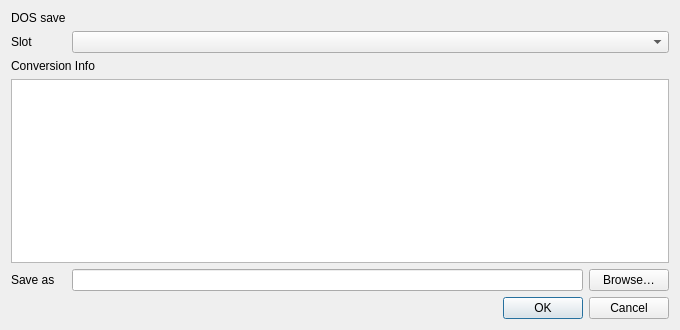
The window that editor/dosimport.ui (malcyon/wish) describes before a commit, drawn with Qt 5.
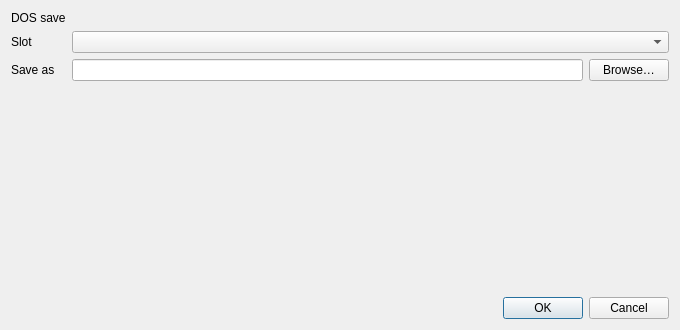
The same window after the commit.

Commit message:
Remove DosImportDialog's message pane to match convert.py's dialog, keeping NOT_SET_OUT since real tests assert it (#52)
Claude-Session: https://claude.ai/code/session_01FXeZGdYJayRCT9gGjJmPJ8

```diff
--- a/editor/dosimport.ui
+++ b/editor/dosimport.ui
@@ -36,28 +36,14 @@
      <item row="1" column="1">
       <widget class="QComboBox" name="dos_slot"/>
      </item>
-     <item row="2" column="0" colspan="2">
-      <widget class="QLabel" name="label_report">
-       <property name="text">
-        <string>Conversion Info</string>
-       </property>
-      </widget>
-     </item>
-     <item row="3" column="0" colspan="2">
-      <widget class="QPlainTextEdit" name="dos_report">
-       <property name="readOnly">
-        <bool>true</bool>
-       </property>
-      </widget>
-     </item>
-     <item row="4" column="0">
+     <item row="2" column="0">
       <widget class="QLabel" name="label_destination">
        <property name="text">
         <string>Save as</string>
        </property>
       </widget>
      </item>
-     <item row="4" column="1">
+     <item row="2" column="1">
       <layout class="QHBoxLayout" name="where" stretch="1,0">
        <item>
         <widget class="QLineEdit" name="dos_destination"/>
```
The commit also changes 6 other files.
